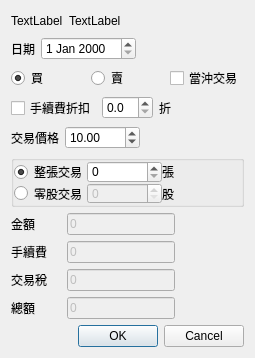
First picture: the form in QtStockTradingEditDialog.ui, repository foxking0416/PythonStockPrice, before the edit.
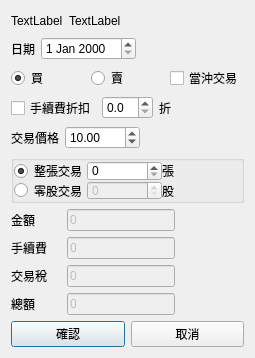
Second picture: the form after the edit.

The edit to the form file:
```diff
--- a/QtStockTradingEditDialog.ui
+++ b/QtStockTradingEditDialog.ui
@@ -487,14 +487,22 @@
     </layout>
    </item>
    <item>
-    <widget class="QDialogButtonBox" name="qtOkButtonBox">
-     <property name="orientation">
-      <enum>Qt::Horizontal</enum>
-     </property>
-     <property name="standardButtons">
-      <set>QDialogButtonBox::Cancel|QDialogButtonBox::Ok</set>
-     </property>
-    </widget>
+    <layout class="QHBoxLayout" name="horizontalLayout_9">
+     <item>
+      <widget class="QPushButton" name="qtOkPushButton">
+       <property name="text">
+        <string>確認</string>
+       </property>
+      </widget>
+     </item>
+     <item>
+      <widget class="QPushButton" name="qtCancelPushButton">
+       <property name="text">
+        <string>取消</string>
+       </property>
+      </widget>
+     </item>
+    </layout>
    </item>
   </layout>
  </widget>
```
Left out of the diff: 35 changed lines with no effect on the pictures.
